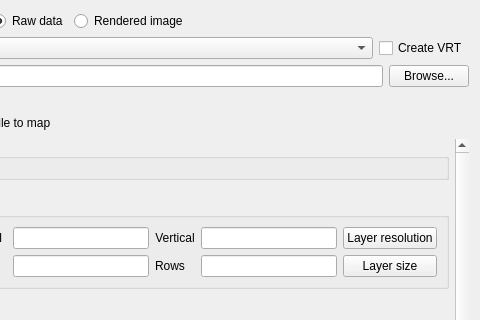
Qt form src/ui/qgsrasterlayersaveasdialogbase.ui (qgis/QGIS) before a commit; both pictures show x 95 to 575 and y 0 to 320 of the 575 by 580 pixel window.
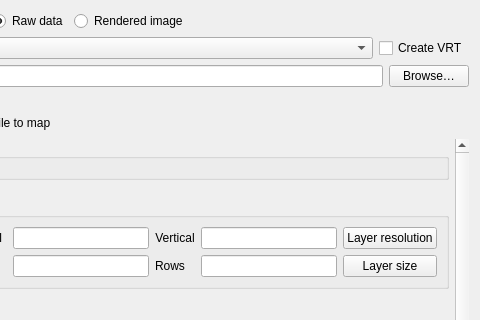
The same form after that commit. Icons and pictures are not drawn. Custom widgets are drawn as their Qt base class.

The edit to the form file:
```diff
--- a/src/ui/qgsrasterlayersaveasdialogbase.ui
+++ b/src/ui/qgsrasterlayersaveasdialogbase.ui
@@ -127,7 +127,7 @@
         <bool>true</bool>
        </property>
        <property name="text">
-        <string>Browse...</string>
+        <string>Browse…</string>
        </property>
       </widget>
      </item>
```
Left out of the diff: 10 changed lines with no effect on the pictures.
